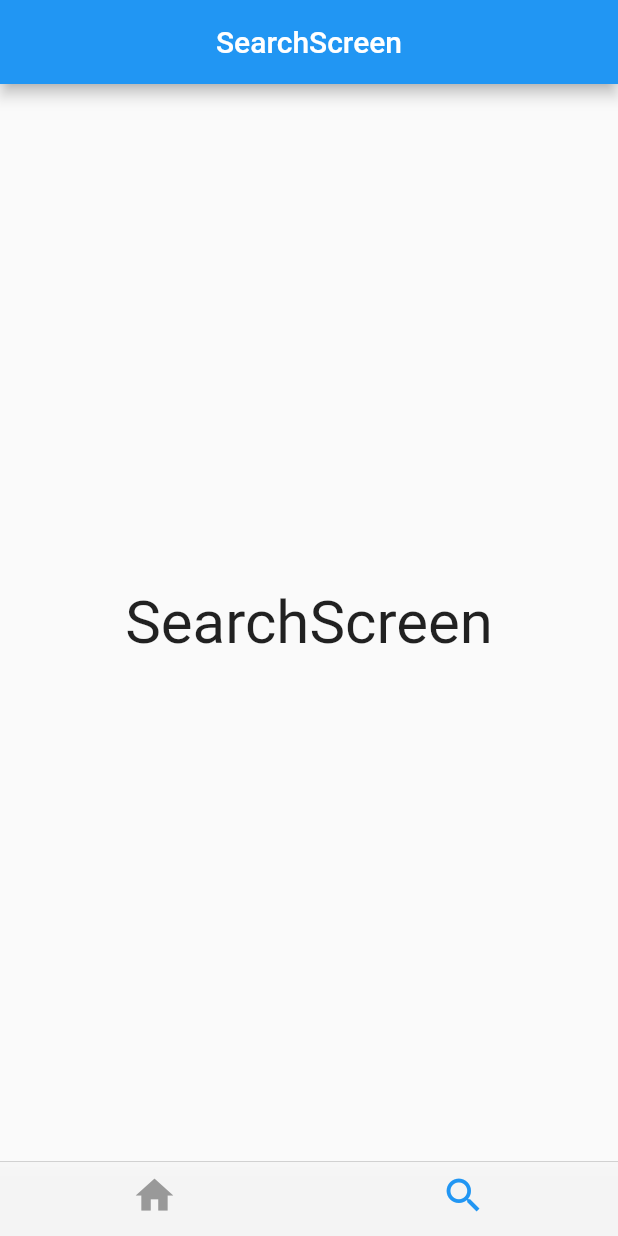
After one commit to TaishiU/flutter-riverpod, a Flutter app: the screen it shows after launch, item 2 of the bottom bar chosen, on a phone screen of 412 x 824 dp. The commit adds this screen. Run offline on Flutter 3.47's test engine with Material 2 defaults, Android fonts, the phone set to English and light mode, and no system bars; our stand-ins replace flutter_hooks, hooks_riverpod.

Commit message:
ボトムタブ

```diff
--- a/lib/Riverpod.dart
+++ b/lib/Riverpod.dart
@@ -14,3 +14,11 @@ class Counter extends StateNotifier<int> {
 }
 
 final counterProvider = StateNotifierProvider<Counter, int>((ref) => Counter());
+
+class TabPage extends StateNotifier<int> {
+  TabPage(int index) : super(index);
+  void update(int index) => state = index;
+}
+
+final tabPageProvider =
+    StateNotifierProvider<TabPage, int>((ref) => TabPage(0));
--- /dev/null
+++ b/lib/Screens/FeedScreen.dart
@@ -0,0 +1,34 @@
+import 'package:flutter/cupertino.dart';
+import 'package:flutter/material.dart';
+import 'package:flutter_hooks/flutter_hooks.dart';
+import 'package:hooks_riverpod/hooks_riverpod.dart';
+import 'package:riverpod_test/Riverpod.dart';
+import 'package:riverpod_test/Screens/HomeScreen.dart';
+import 'package:riverpod_test/Screens/SearchScreen.dart';
+
+class FeedScreen extends HookWidget {
+  const FeedScreen({Key? key}) : super(key: key);
+
+  @override
+  Widget build(BuildContext context) {
+    final tabPage = useProvider(tabPageProvider);
+
+    return Scaffold(
+      backgroundColor: Colors.grey,
+      body: [
+        HomeScreen(),
+        SearchScreen(),
+      ].elementAt(tabPage),
+      bottomNavigationBar: CupertinoTabBar(
+        onTap: (index) {
+          context.read(tabPageProvider.notifier).update(index);
+        },
+        currentIndex: tabPage,
+        items: [
+          BottomNavigationBarItem(icon: Icon(Icons.home)),
+          BottomNavigationBarItem(icon: Icon(Icons.search)),
+        ],
+      ),
+    );
+  }
+}
--- /dev/null
+++ b/lib/Screens/SearchScreen.dart
@@ -0,0 +1,23 @@
+import 'package:flutter/material.dart';
+
+class SearchScreen extends StatelessWidget {
+  const SearchScreen({Key? key}) : super(key: key);
+
+  @override
+  Widget build(BuildContext context) {
+    return Scaffold(
+      appBar: AppBar(
+        centerTitle: true,
+        title: Text('SearchScreen'),
+      ),
+      body: Center(
+        child: Text(
+          'SearchScreen',
+          style: TextStyle(
+            fontSize: 40,
+          ),
+        ),
+      ),
+    );
+  }
+}
```
Also changed, not shown: lib/Screens/HomeScreen.dart (added, +54 -0 lines), lib/main.dart (+2 -53 lines).
